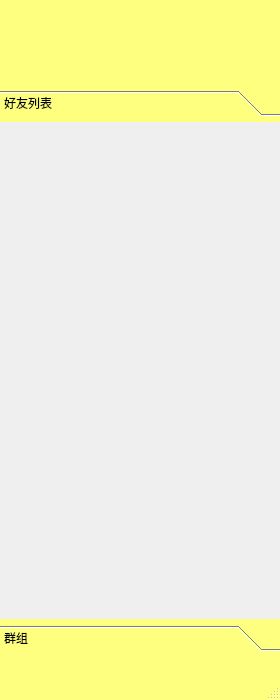
The window that client/mainwindow_menu.ui (myservicegroup3/DongRuanProgram) describes before a commit, drawn with Qt 5.
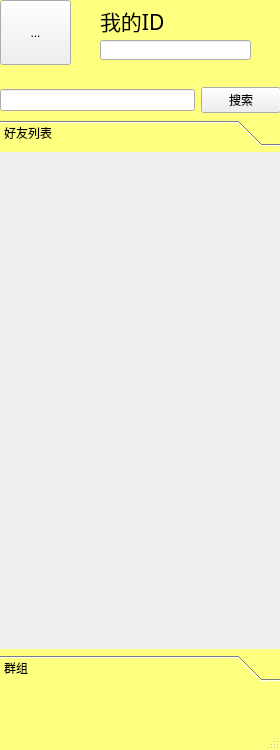
The same window after the commit. The open tabs and pages were chosen to show the change.

What changed in the file:
```diff
--- a/client/mainwindow_menu.ui
+++ b/client/mainwindow_menu.ui
@@ -10,7 +10,7 @@
     <x>0</x>
     <y>0</y>
     <width>280</width>
-    <height>700</height>
+    <height>750</height>
    </rect>
   </property>
   <property name="windowTitle">
@@ -27,7 +27,7 @@
     <property name="geometry">
      <rect>
       <x>0</x>
-      <y>90</y>
+      <y>120</y>
       <width>281</width>
       <height>561</height>
      </rect>
@@ -59,7 +59,7 @@
       <widget class="QWidget" name="verticalLayoutWidget">
        <property name="geometry">
         <rect>
-         <x>-1</x>
+         <x>0</x>
          <y>0</y>
          <width>261</width>
          <height>511</height>
@@ -83,6 +83,92 @@
      </attribute>
     </widget>
    </widget>
+   <widget class="QWidget" name="Findwidget" native="true">
+    <property name="geometry">
+     <rect>
+      <x>0</x>
+      <y>0</y>
+      <width>281</width>
+      <height>121</height>
+     </rect>
+    </property>
+    <widget class="QLineEdit" name="signEdit">
+     <property name="geometry">
+      <rect>
+       <x>100</x>
+       <y>40</y>
+       <width>151</width>
+       <height>20</height>
+      </rect>
+     </property>
+     <property name="text">
+      <string/>
+     </property>
+    </widget>
+    <widget class="QLabel" name="UsrName">
+     <property name="geometry">
+      <rect>
+       <x>100</x>
+       <y>0</y>
+       <width>131</width>
+       <height>41</height>
+      </rect>
+     </property>
+     <property name="font">
+      <font>
+       <family>方正舒体</family>
+       <pointsize>16</pointsize>
+      </font>
+     </property>
+     <property name="text">
+      <string>我的ID</string>
+     </property>
+    </widget>
+   </widget>
+   <widget class="QWidget" name="horizontalLayoutWidget">
+    <property name="geometry">
+     <rect>
+      <x>0</x>
+      <y>80</y>
+      <width>281</width>
+      <height>41</height>
+     </rect>
+    </property>
+    <layout class="QHBoxLayout" name="hLayout">
+     <item>
+      <widget class="QLineEdit" name="FindEdit">
+       <property name="font">
+        <font>
+         <italic>true</italic>
+        </font>
+       </property>
+       <property name="text">
+        <string/>
+       </property>
+      </widget>
+     </item>
+     <item>
+      <widget class="QPushButton" name="FindButton">
+       <property name="text">
+        <string>搜索</string>
+       </property>
+      </widget>
+     </item>
+    </layout>
+   </widget>
+   <widget class="QToolButton" name="Head1">
+    <property name="geometry">
+     <rect>
+      <x>0</x>
+      <y>0</y>
+      <width>71</width>
+      <height>65</height>
+     </rect>
+    </property>
+    <property name="text">
+     <string>...</string>
+    </property>
+   </widget>
   </widget>
   <widget class="QMenuBar" name="menubar">
    <property name="geometry">
```
Left out of the diff: 2 changed lines with no effect on the pictures.
